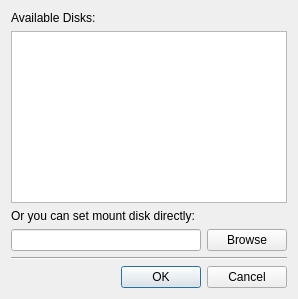
Before: the Qt Designer form staj-projeleri/puding/data/ui/qtSelectDisk.ui in pars-linux/uludag, drawn with Qt 5.
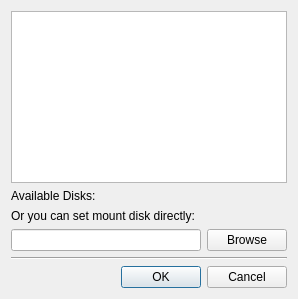
After: the same form once the commit is applied.

Commit message: * Use listwidget instead of listview and add devices to widget.

Patch:
```diff
--- a/staj-projeleri/puding/data/ui/qtSelectDisk.ui
+++ b/staj-projeleri/puding/data/ui/qtSelectDisk.ui
@@ -14,6 +14,9 @@
    <string>Dialog</string>
   </property>
   <layout class="QVBoxLayout" name="verticalLayout">
+   <item>
+    <widget class="QListWidget" name="listWidget"/>
+   </item>
    <item>
     <widget class="QLabel" name="label">
      <property name="text">
@@ -21,9 +24,6 @@
      </property>
     </widget>
    </item>
-   <item>
-    <widget class="QListView" name="listView"/>
-   </item>
    <item>
     <widget class="QLabel" name="label_2">
      <property name="text">
```
The commit also changes 1 other file.
